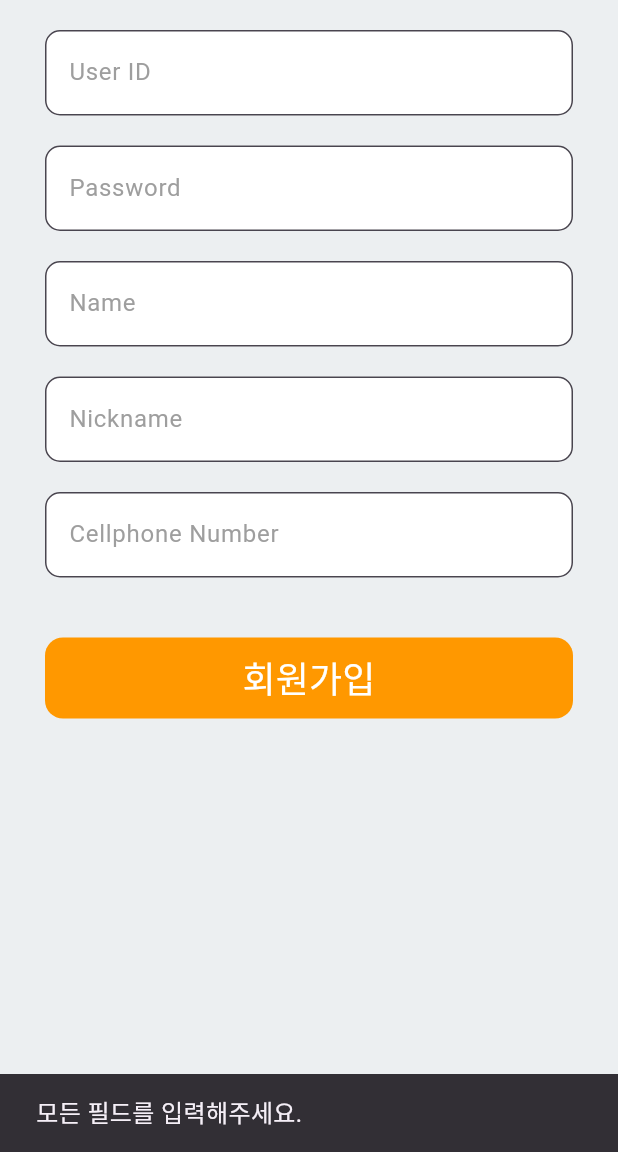
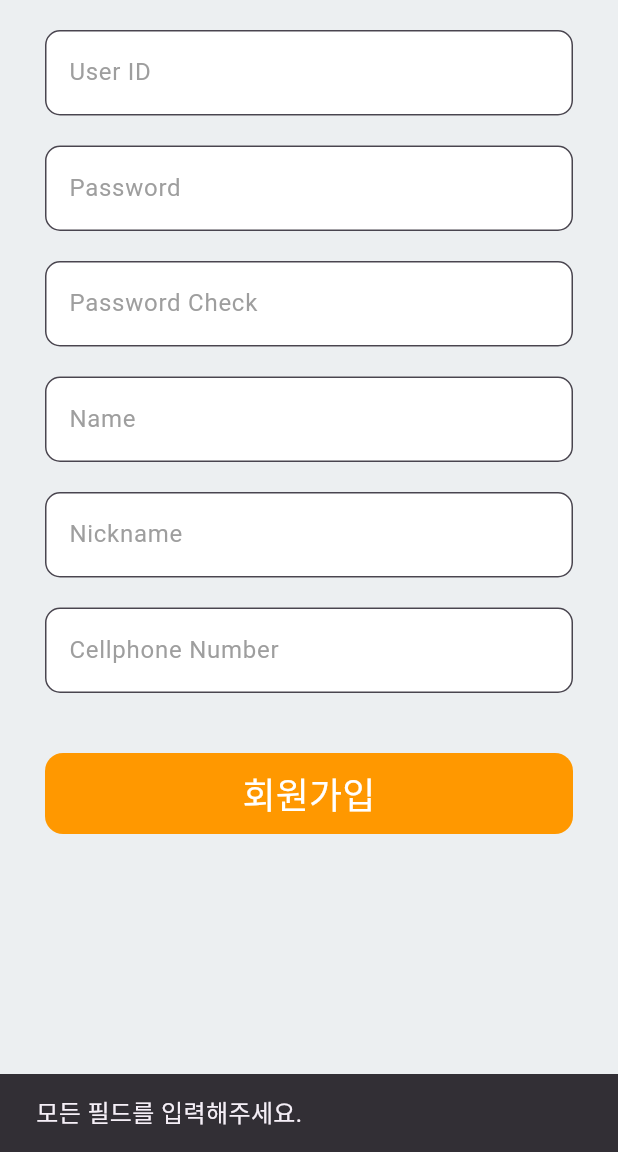
Before and after one commit to GangOn0215/commute_mate, a Flutter app: the SignupScreen screen opened directly, after a tap on "회원가입", on a phone screen of 412 x 824 dp, the part 84-1236 px from its top. Run offline on Flutter 3.47's test engine with Material 3 defaults, Android fonts, the phone set to English and light mode, and no system bars; our stand-ins replace dio, fl_chart, flutter_dotenv, fluttertoast, go_router, image_picker and 5 more; missing offline and left inert: kakao_flutter_sdk, photo_manager; accounts and stored records are empty.

Commit message:
[ u ] Flutter 가입 시,  password check 추가

```diff
--- a/flutter-app/lib/screens/login/signup_screen.dart
+++ b/flutter-app/lib/screens/login/signup_screen.dart
@@ -13,6 +13,7 @@ class SignupScreen extends StatefulWidget {
 class _SignupScreenState extends State<SignupScreen> {
   TextEditingController userIdController = TextEditingController();
   TextEditingController passwordController = TextEditingController();
+  TextEditingController passwordCheckController = TextEditingController();
   TextEditingController nameController = TextEditingController();
   TextEditingController nicknameController = TextEditingController();
   TextEditingController contactController = TextEditingController();
@@ -20,14 +21,26 @@ class _SignupScreenState extends State<SignupScreen> {
   _signup() {
     String userId = userIdController.text.trim();
     String password = passwordController.text.trim();
+    String passwordCheck = passwordCheckController.text.trim();
     String name = nameController.text.trim();
     String nickname = nicknameController.text.trim();
     String contact = contactController.text.trim();
 
-    if (userId.isEmpty || password.isEmpty || name.isEmpty || contact.isEmpty) {
+    if (userId.isEmpty ||
+        password.isEmpty ||
+        passwordCheck.isEmpty ||
+        name.isEmpty ||
+        contact.isEmpty) {
       ScaffoldMessenger.of(
         context,
       ).showSnackBar(SnackBar(content: Text('모든 필드를 입력해주세요.')));
+      return;
+    }
+
+    if (password.trim() != passwordCheck.trim()) {
+      ScaffoldMessenger.of(
+        context,
+      ).showSnackBar(SnackBar(content: Text('비밀번호가 일치하지 않습니다.')));
       return;
     }
 
@@ -95,6 +108,22 @@ class _SignupScreenState extends State<SignupScreen> {
               decoration: InputDecoration(
                 label: Text('Password'),
                 hintText: '패스워드를 입력하세요.',
+                filled: true,
+                fillColor: Colors.white,
+                hintStyle: TextStyle(color: Colors.grey),
+                labelStyle: TextStyle(color: Colors.grey),
+                border: OutlineInputBorder(
+                  borderRadius: BorderRadius.circular(10),
+                ),
+              ),
+              obscureText: true,
+            ),
+            SizedBox(height: 20),
+            TextField(
+              controller: passwordCheckController,
+              decoration: InputDecoration(
+                label: Text('Password Check'),
+                hintText: '패스워드를 다시 입력하세요.',
                 filled: true,
                 fillColor: Colors.white,
                 hintStyle: TextStyle(color: Colors.grey),
--- a/flutter-app/lib/services/post_comment_service.dart
+++ b/flutter-app/lib/services/post_comment_service.dart
@@ -1,4 +1,3 @@
-import 'package:commute_mate/models/post.dart';
 import 'package:commute_mate/models/post_comment.dart';
 import 'package:dio/dio.dart';
 import 'package:flutter_dotenv/flutter_dotenv.dart';
```
